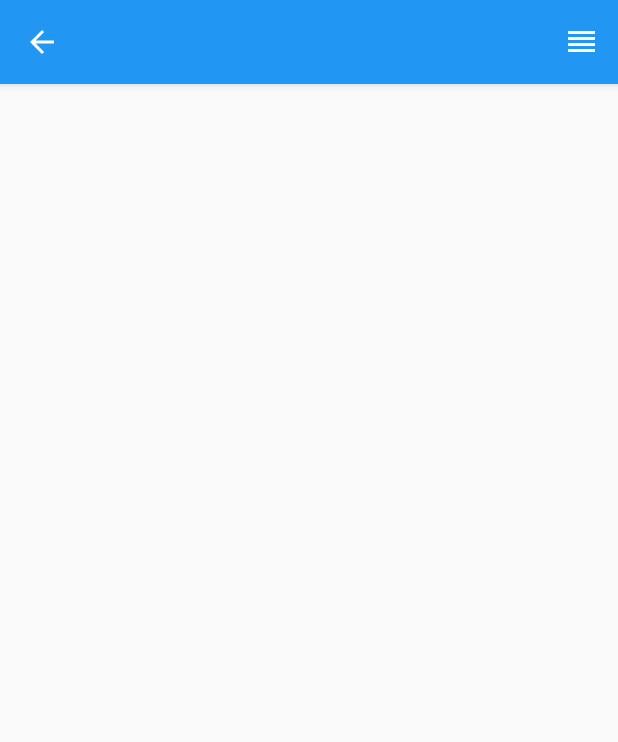
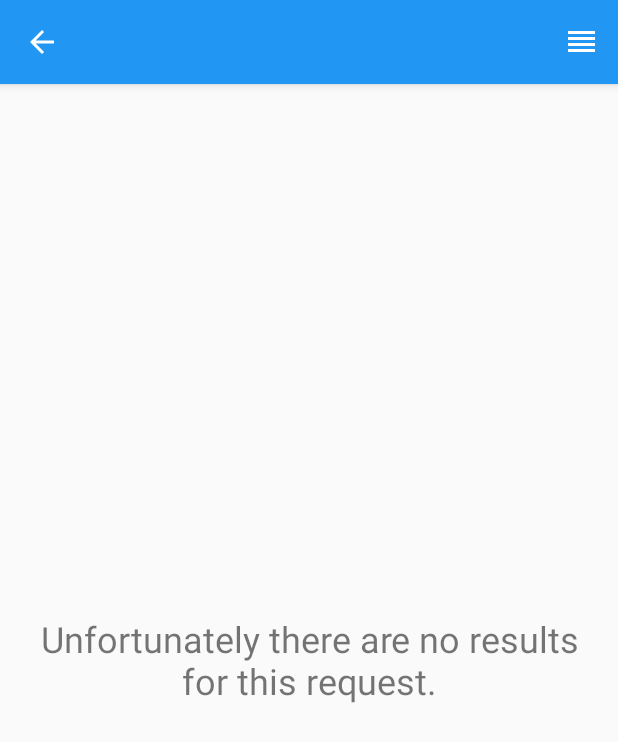
Before and after one commit to Asim777/NeatWallpapers, an Android app: the SearchResultsActivity screen opened directly, with no data from a screen before it, on a phone screen of 412 x 824 dp. Shown: the top 742 px of the screen. Run offline under Robolectric (Android 15) with nearby library versions, the light colour scheme and no system bars; our stand-ins replace AdMob; pictures from the network do not load.

Commit message:
Handle "no results" case in SearchResultsActivity

```diff
--- a/app/src/main/java/us/asimgasimzade/android/neatwallpapers/Data/ImagesDataClass.java
+++ b/app/src/main/java/us/asimgasimzade/android/neatwallpapers/Data/ImagesDataClass.java
@@ -14,5 +14,5 @@ public class ImagesDataClass {
     public static ArrayList<GridItem> popularImagesList = new ArrayList<>();
     public static ArrayList<GridItem> recentImagesList = new ArrayList<>();
     public static ArrayList<GridItem> favoriteImagesList = new ArrayList<>();
-
+    public static ArrayList<GridItem> searchResultImagesList = new ArrayList<>();
 }
--- /dev/null
+++ b/app/src/main/java/us/asimgasimzade/android/neatwallpapers/NoResultsCallback.java
@@ -0,0 +1,6 @@
+package us.asimgasimzade.android.neatwallpapers;
+
+//Little callback interface to call from asyntask when there are no results
+public interface NoResultsCallback {
+    void noResults();
+}
--- a/app/src/main/java/us/asimgasimzade/android/neatwallpapers/SearchResultsActivity.java
+++ b/app/src/main/java/us/asimgasimzade/android/neatwallpapers/SearchResultsActivity.java
@@ -14,6 +14,7 @@ import android.widget.ArrayAdapter;
 import android.widget.GridView;
 import android.widget.ListView;
 import android.widget.ProgressBar;
+import android.widget.TextView;
 
 import us.asimgasimzade.android.neatwallpapers.Data.GridItem;
 import us.asimgasimzade.android.neatwallpapers.Tasks.LoadImagesAsyncTask;
@@ -22,24 +23,28 @@ import us.asimgasimzade.android.neatwallpapers.Tasks.LoadImagesAsyncTask;
  * This Activity shows search result as gridView
  */
 
-public class SearchResultsActivity extends AppCompatActivity {
+public class SearchResultsActivity extends AppCompatActivity implements NoResultsCallback {
     String url;
     View rootView;
     String searchQuery;
+    TextView noResults;
 
     @Override
     protected void onCreate(@Nullable Bundle savedInstanceState) {
         super.onCreate(savedInstanceState);
-        setContentView(R.layout.activity_single_category);
-
+        setContentView(R.layout.activity_search_results);
         handleIntent(getIntent());
 
         //Set search query as activity title
         setTitle(searchQuery);
         //Set categoryApiName as URL extension
         constructUrl("popular", searchQuery);
-        // Inflate the layout for this fragment
+        //Inflate the layout for this fragment
         rootView = findViewById(R.id.rootView);
+
+        //Get reference to noResults TextView and make it invisible for now
+        noResults = (TextView) rootView.findViewById(R.id.noResults);
+        noResults.setVisibility(View.INVISIBLE);
 
         //Start Download
         loadImages();
@@ -108,12 +113,13 @@ public class SearchResultsActivity extends AppCompatActivity {
     }
 
     private void loadImages() {
+
+
         //Start LoadImagesAsyncTask
-
         GridView mGridView = (GridView) rootView.findViewById(R.id.gridView);
         ProgressBar mProgressBar = (ProgressBar) rootView.findViewById(R.id.progressBar);
 
-        new LoadImagesAsyncTask(this, rootView, url, "default").execute();
+        new LoadImagesAsyncTask(this, rootView, url, "search").execute();
         mProgressBar.setVisibility(View.VISIBLE);
 
         //Setting onItemClickListener to GridView which starts intent and goes to SingleImageActivity
@@ -126,7 +132,7 @@ public class SearchResultsActivity extends AppCompatActivity {
                 //Pass image url to SingleImageActivity
                 Intent intent = new Intent(SearchResultsActivity.this, SingleImageActivity.class);
                 intent.putExtra("number", item.getNumber());
-                intent.putExtra("source", "default");
+                intent.putExtra("source", "search");
 
                 //Start SingleImageActivity
                 startActivity(intent);
@@ -134,13 +140,19 @@ public class SearchResultsActivity extends AppCompatActivity {
         });
     }
 
+
+
     /**
      * This method constructs customized url using order and searchQuery
      * @param order - Order in which grid items should be sorted
      * @param searchQuery - Search query entered by user in search view
      */
     private void constructUrl(String order, String searchQuery) {
-
                 url = "https://pixabay.com/api/?key=3898774-ad29861c5699760086a93892b&image_type=photo&safesearch=true&per_page=200&orientation=vertical&min_width=450&order=" + order + "&q=" + searchQuery;
     }
+
+    @Override
+    public void noResults() {
+        noResults.setVisibility(View.VISIBLE);
+    }
 }
--- a/app/src/main/java/us/asimgasimzade/android/neatwallpapers/SingleImageFragment.java
+++ b/app/src/main/java/us/asimgasimzade/android/neatwallpapers/SingleImageFragment.java
@@ -118,6 +118,10 @@ public class SingleImageFragment extends Fragment {
                 currentImagesList = ImagesDataClass.favoriteImagesList;
             }
             break;
+            case "search": {
+                currentImagesList = ImagesDataClass.searchResultImagesList;
+            }
+            break;
             case "default": {
                 currentImagesList = ImagesDataClass.imageslist;
             }
@@ -126,7 +130,6 @@ public class SingleImageFragment extends Fragment {
         if (currentImagesList.isEmpty()) {
                 fragmentKilled = true;
                 getActivity().finish();
-
         } else {
             getImageAttributes();
         }
--- a/app/src/main/java/us/asimgasimzade/android/neatwallpapers/Tasks/LoadImagesAsyncTask.java
+++ b/app/src/main/java/us/asimgasimzade/android/neatwallpapers/Tasks/LoadImagesAsyncTask.java
@@ -1,6 +1,7 @@
 package us.asimgasimzade.android.neatwallpapers.Tasks;
 
 import android.content.Context;
+import android.media.Image;
 import android.net.ConnectivityManager;
 import android.net.NetworkInfo;
 import android.os.AsyncTask;
@@ -17,6 +18,7 @@ import java.io.BufferedReader;
 import java.io.IOException;
 import java.io.InputStream;
 import java.io.InputStreamReader;
+import java.lang.ref.WeakReference;
 import java.net.HttpURLConnection;
 import java.net.URL;
 import java.util.ArrayList;
@@ -24,7 +26,9 @@ import java.util.ArrayList;
 import us.asimgasimzade.android.neatwallpapers.Adapters.ImagesGridViewAdapter;
 import us.asimgasimzade.android.neatwallpapers.Data.GridItem;
 import us.asimgasimzade.android.neatwallpapers.Data.ImagesDataClass;
+import us.asimgasimzade.android.neatwallpapers.NoResultsCallback;
 import us.asimgasimzade.android.neatwallpapers.R;
+import us.asimgasimzade.android.neatwallpapers.SearchResultsActivity;
 
 /**
  * This task is called from MainActivity, SingleCategoryActivity and SearchResultActivity to load
@@ -44,6 +48,7 @@ public class LoadImagesAsyncTask extends AsyncTask<String, Void, Integer> {
     private String mUrl;
     private String mSource;
     private int numberOfPages = 1;
+    private WeakReference<NoResultsCallback> noResultsCallbackReference;
 
 
     public LoadImagesAsyncTask(Context context, View rootView, String url, String source) {
@@ -51,6 +56,9 @@ public class LoadImagesAsyncTask extends AsyncTask<String, Void, Integer> {
         mRootView = rootView;
         mUrl = url;
         mSource = source;
+        if (mSource.equals("search")){
+            noResultsCallbackReference = new WeakReference<>((NoResultsCallback) context);
+        }
     }
 
     @Override
@@ -130,6 +138,14 @@ public class LoadImagesAsyncTask extends AsyncTask<String, Void, Integer> {
                 ImagesDataClass.recentImagesList = mGridData;
             }
             break;
+            case "search": {
+                ImagesDataClass.searchResultImagesList = mGridData;
+                NoResultsCallback ref = noResultsCallbackReference.get();
+                if(ImagesDataClass.searchResultImagesList.isEmpty() && ref != null){
+                    ref.noResults();
+                }
+            }
+            break;
             case "default": {
                 ImagesDataClass.imageslist = mGridData;
             }
@@ -162,11 +178,9 @@ public class LoadImagesAsyncTask extends AsyncTask<String, Void, Integer> {
             JSONArray hits = rootJson.optJSONArray("hits");
 
             GridItem item;
-            for (int i = 0; i < 200; i++) {
-
-                item = new GridItem();
-
-                if (hits.length() > 0) {
+            if (hits.length() > 0) {
+                for (int i = 0; i < 200; i++) {
+                    item = new GridItem();
                     JSONObject image = hits.getJSONObject(i);
                     if (image != null) {
                         item.setImage(image.getString("webformatURL"));
@@ -191,8 +205,10 @@ public class LoadImagesAsyncTask extends AsyncTask<String, Void, Integer> {
                                 break;
                         }
                     }
+
+                    mGridData.add(item);
                 }
-                mGridData.add(item);
+
             }
 
 
--- /dev/null
+++ b/app/src/main/res/layout/activity_search_results.xml
@@ -0,0 +1,52 @@
+<?xml version="1.0" encoding="utf-8"?>
+<RelativeLayout xmlns:android="http://schemas.android.com/apk/res/android"
+    xmlns:tools="http://schemas.android.com/tools"
+    android:layout_width="match_parent"
+    android:layout_height="match_parent"
+    xmlns:ads="http://schemas.android.com/apk/res-auto"
+    tools:context="us.asimgasimzade.android.neatwallpapers.SearchResultsActivity"
+    android:id="@+id/rootView">
+
+    <TextView
+        android:id="@+id/noResults"
+        android:layout_width="match_parent"
+        android:layout_height="match_parent"
+        android:gravity="center"
+        android:textSize="@dimen/no_results_text_size"
+        android:text="@string/unfortunately_there_are_no_results_for_this_request"
+        android:paddingStart="@dimen/activity_vertical_margin"
+        android:paddingLeft="@dimen/activity_vertical_margin"
+        android:paddingRight="@dimen/activity_vertical_margin"
+        android:paddingEnd="@dimen/activity_vertical_margin"/>
+
+    <GridView
+        android:id="@+id/gridView"
+        android:layout_width="match_parent"
+        android:layout_height="wrap_content"
+        android:clickable="true"
+        android:columnWidth="150dp"
+        android:drawSelectorOnTop="true"
+        android:focusable="true"
+        android:gravity="center"
+        android:numColumns="auto_fit"
+        android:stretchMode="columnWidth"
+        android:listSelector="@android:color/transparent" />
+
+    <ProgressBar
+        android:id="@+id/progressBar"
+        android:layout_width="wrap_content"
+        android:layout_height="wrap_content"
+        android:layout_centerInParent="true"
+        android:visibility="gone" />
+
+    <com.google.android.gms.ads.AdView
+        android:id="@+id/categories_adView"
+        android:layout_width="wrap_content"
+        android:layout_height="wrap_content"
+        android:layout_alignParentBottom="true"
+        android:layout_centerHorizontal="true"
+        android:layout_gravity="center|bottom"
+        ads:adSize="SMART_BANNER"
+        ads:adUnitId="@string/main_banner_ad_unit_id"/>
+
+</RelativeLayout>
--- a/app/src/main/res/values/dimens.xml
+++ b/app/src/main/res/values/dimens.xml
@@ -7,4 +7,5 @@
     <dimen name="tab_padding_bottom">16dp</dimen>
     <dimen name="tab_label">14sp</dimen>
     <dimen name="custom_tab_layout_height">72dp</dimen>
+    <dimen name="no_results_text_size">24sp</dimen>
 </resources>
--- a/app/src/main/res/values/strings.xml
+++ b/app/src/main/res/values/strings.xml
@@ -43,4 +43,5 @@
     <string name="problem_while_creating_directory_message">There was a problem while creating directory!</string>
     <string name="ad_unit_id_main_activity">ca-app-pub-5015291550861860/4577905431</string>
     <string name="ad_unit_id_single_category_activity">ca-app-pub-5015291550861860/4485017037</string>
+    <string name="unfortunately_there_are_no_results_for_this_request">Unfortunately there are no results for this request.</string>
 </resources>
```
